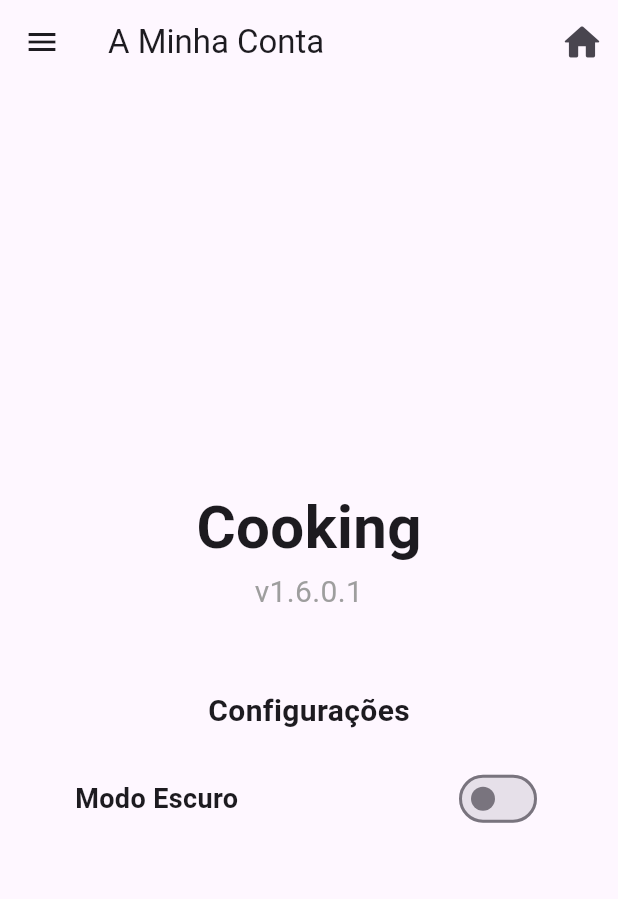
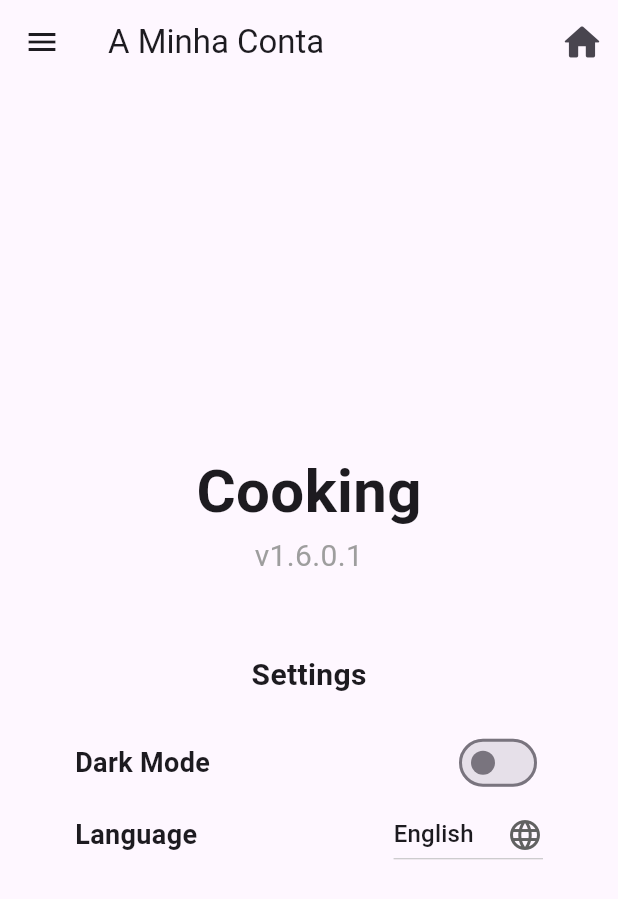
Before and after one commit to devCacti/Cooking, a Flutter app: the screen it shows after launch, item 3 of the bottom bar chosen, on a phone screen of 412 x 824 dp. Shown: the top 899 px of the screen. Run offline on Flutter 3.47's test engine with Material 3 defaults, Android fonts, the phone set to English and light mode, and no system bars; our stand-ins replace flutter_colorpicker, flutter_secure_storage, image_picker; accounts and stored records are empty; generated files the repository leaves out were written again; network calls fail.

Commit message:
Added English language support

```diff
--- /dev/null
+++ b/cookapp/l10n.yaml
@@ -0,0 +1,3 @@
+arb-dir: lib/l10n
+template-arb-file: app_en.arb
+output-localization-file: app_localizations.dart
--- /dev/null
+++ b/cookapp/lib/Classes/app_state.dart
@@ -0,0 +1,43 @@
+import 'package:cookapp/Classes/user.dart';
+import 'package:flutter/material.dart';
+
+class AppState extends ChangeNotifier {
+  User? user;
+  Locale _locale = const Locale('en');
+
+  Locale get locale => _locale;
+  bool get isLoggedIn => user != null;
+
+  // User Related Methods
+  void login(User u) {
+    user = u;
+    notifyListeners();
+  }
+
+  void logout() {
+    user = null;
+    notifyListeners();
+  }
+
+  // Locale Related Methods
+  Locale get currentLocale => _locale;
+
+  // Method extension for Locale to get the language code
+  String get languageCode => _locale.languageCode;
+
+  void setLocale(Locale newLocale) {
+    _locale = newLocale;
+    notifyListeners();
+  }
+
+  static List<DropdownMenuItem<String>> locales = const [
+    DropdownMenuItem(
+      value: 'en',
+      child: Text("English"),
+    ),
+    DropdownMenuItem(
+      value: 'pt',
+      child: Text("Português"),
+    ),
+  ];
+}
--- a/cookapp/lib/Settings/user_settings.dart
+++ b/cookapp/lib/Settings/user_settings.dart
@@ -1,12 +1,16 @@
 // ignore_for_file: unnecessary_const
 
+import 'package:cookapp/Classes/app_state.dart';
 import 'package:cookapp/Classes/server_info.dart';
+import 'package:cookapp/Pages/Elements/drawer_header.dart';
+import 'package:cookapp/Pages/Elements/logged_in_settings.dart';
 import 'package:flutter/material.dart';
+import 'package:provider/provider.dart';
 import '../Classes/user.dart';
 import 'login_page.dart';
 import 'register_page.dart';
-import '../Functions/show_conf_dialog.dart';
 import 'settings.dart';
+import 'package:flutter_gen/gen_l10n/app_localizations.dart';
 
 class UserSettings extends StatefulWidget {
   const UserSettings({super.key});
@@ -40,135 +44,17 @@ class _UserSettingsState extends State<UserSettings> {
 
   bool darkMode = themeNotifier.value == ThemeMode.dark ? true : false;
 
-  //TODO: Add user checking logic, if the user is logged in, show the user information, else, show like if isLogged is false
-  //* TLDR
   @override
   Widget build(BuildContext context) {
-    String name = "${user?.name ?? ""} ${user?.surname ?? ""}";
-
-    final drawerHeader = UserAccountsDrawerHeader(
-      accountName: Text(name == " " ? "Sem Nome" : name),
-      accountEmail: Text("@${user?.username}" == "@" ? "Sem Username" : "@${user?.username}"),
-      currentAccountPicture: const CircleAvatar(
-        child: Icon(Icons.person_rounded, size: 42.0),
-      ),
-      decoration: const BoxDecoration(
-        color: Colors.deepPurpleAccent,
-      ),
-    );
-
-    const anonymousDrawerHeader = UserAccountsDrawerHeader(
-      decoration: BoxDecoration(
-        color: Colors.blueGrey,
-      ),
-      accountName: Text("Utilizador Anónimo"),
-      accountEmail: Text("Faça logon para aceder aos serviços", style: TextStyle(color: Colors.orange)),
-      currentAccountPicture: CircleAvatar(
-        child: Icon(Icons.person, size: 42.0),
-      ),
-    );
+    final appState = context.watch<AppState>();
+    final loc = AppLocalizations.of(context)!;
 
     setState(() {
       isLogged = user!.guid != "";
     });
 
-    final drawerItems = isLogged
-        ? Column(
-            children: [
-              drawerHeader,
-              //* Privacy
-              const Text(
-                "Nenhuma definição disponível",
-                style: TextStyle(
-                  color: Colors.grey,
-                  fontSize: 12.0,
-                ),
-              ),
-              const SizedBox(height: 10.0),
-              ListTile(
-                title: const Text("Privacidade"),
-                leading: const Icon(Icons.remove_red_eye),
-                onTap: () {
-                  Navigator.pop(context);
-                },
-              ),
-
-              //* Divider
-              const Divider(),
-              //* Account Details
-              ListTile(
-                title: const Text("Detalhes da Conta"),
-                leading: const Icon(Icons.account_circle),
-                onTap: () {
-                  Navigator.pop(context);
-                },
-              ),
-              //* Settings
-              ListTile(
-                title: const Text("Definições"),
-                leading: const Icon(Icons.settings),
-                onTap: () {
-                  Navigator.pop(context);
-                },
-              ),
-              //* Divider
-              const Divider(),
-              //* About
-              ListTile(
-                title: const Text("Sobre"),
-                leading: const Icon(Icons.info),
-                onTap: () {
-                  Navigator.pop(context);
-                },
-              ),
-              //* Divider
-              const Divider(),
-              //* Go back button
-              ListTile(
-                title: const Text("Voltar"),
-                leading: const Icon(Icons.arrow_back),
-                onTap: () {
-                  //? Twice so that it closes the drawer and then the page
-                  Navigator.pop(context); // Close the drawer
-                  Navigator.pop(context); // Close the page
-                },
-              ),
-              ListTile(
-                title: const Text("Terminar sessão"),
-                leading: const Icon(
-                  Icons.logout,
-                  color: Colors.red,
-                ),
-                onTap: () async {
-                  await showConfDialog(
-                    context,
-                    "Tem a certeza que quer terminar sessão?",
-                  ).then((value) {
-                    setState(() {
-                      //? This "Sets the state" although it doesn't update anything
-                      //* If the user confirms to log out
-                      if (value) {
-                        // Sets the user as not logged in
-                        isLogged = false;
-
-                        // 'Deletes' the user, only in the files
-                        user!.delete().then((value) {
-                          //? This triggers the setState method so that the ui updates
-                          user!.getInstance().then((value) {
-                            setState(() {
-                              user = value;
-                            });
-                          });
-                        });
-                      }
-                    });
-                  }).then(
-                    (value) => setState,
-                  ); //? This triggers the setState method so that the ui updates
-                },
-              ),
-            ],
-          )
+    final drawerItems = isLogged && user != null
+        ? loggedInSettings(context, user!)
         : ListView(
             children: [
               anonymousDrawerHeader,
@@ -239,7 +125,6 @@ class _UserSettingsState extends State<UserSettings> {
         child: Center(
           child: Padding(
             padding: const EdgeInsets.all(50.0),
-            //TODO: Add user settings widgets, dark mode, notifications, reminders, etc. (Only if the user is logged in)
             child: Column(
               mainAxisAlignment: MainAxisAlignment.center,
               children: [
@@ -250,6 +135,7 @@ class _UserSettingsState extends State<UserSettings> {
                     fontWeight: FontWeight.bold,
                   ),
                 ),
+                // Version text
                 Text(
                   version,
                   style: const TextStyle(
@@ -259,9 +145,9 @@ class _UserSettingsState extends State<UserSettings> {
                   textAlign: TextAlign.center,
                 ),
                 const SizedBox(height: 50),
-                const Text(
-                  "Configurações",
-                  style: TextStyle(
+                Text(
+                  loc.settings,
+                  style: const TextStyle(
                     fontSize: 20,
                     fontWeight: FontWeight.bold,
                   ),
@@ -271,9 +157,9 @@ class _UserSettingsState extends State<UserSettings> {
                 Row(
                   mainAxisAlignment: MainAxisAlignment.spaceBetween,
                   children: [
-                    const Text(
-                      "Modo Escuro",
-                      style: TextStyle(
+                    Text(
+                      loc.darkMode,
+                      style: const TextStyle(
                         fontSize: 18,
                         fontWeight: FontWeight.bold,
                       ),
@@ -291,6 +177,29 @@ class _UserSettingsState extends State<UserSettings> {
                     ),
                   ],
                 ),
+                Row(
+                  children: [
+                    //Language selection
+                    Text(
+                      loc.language,
+                      style: const TextStyle(
+                        fontSize: 18,
+                        fontWeight: FontWeight.bold,
+                      ),
+                    ),
+                    const Spacer(),
+                    DropdownButton<String>(
+                      value: appState.locale.languageCode,
+                      icon: const Icon(Icons.language),
+                      onChanged: (value) {
+                        if (value != null) {
+                          appState.setLocale(Locale(value));
+                        }
+                      },
+                      items: AppState.locales,
+                    ),
+                  ],
+                ),
               ],
             ),
           ),
--- /dev/null
+++ b/cookapp/lib/l10n/app_en.arb
@@ -0,0 +1,30 @@
+{
+  "@@locale": "en",
+  "earlyAccess": "Early Access",
+  "@earlyAccess": {
+    "description": "Label for early access features.",
+    "placeholders": {}
+  },
+  "language": "Language",
+  "@language": {
+    "description": "Label for language selection.",
+    "placeholders": {}
+  },
+  "settings": "Settings",
+  "@settings": {
+    "description": "Label for settings.",
+    "placeholders": {}
+  },
+  "darkMode": "Dark Mode",
+  "@darkMode": {
+    "description": "Label for dark mode toggle.",
+    "placeholders": {}
+  },
+  "account_settings": "Account Settings",
+  "@account_settings": {
+    "description": "Label for account settings.",
+    "placeholders": {}
+  }
+
+
+}
--- /dev/null
+++ b/cookapp/lib/l10n/app_pt.arb
@@ -0,0 +1,29 @@
+{
+  "@@locale": "pt",
+  "earlyAccess": "Acesso Antecipado",
+  "@earlyAccess": {
+    "description": "Label for early access features.",
+    "placeholders": {}
+  },
+  "language": "Idioma",
+  "@language": {
+    "description": "Label for language selection.",
+    "placeholders": {}
+  },
+  "settings": "Configurações",
+  "@settings": {
+    "description": "Label for settings.",
+    "placeholders": {}
+  },
+    "darkMode": "Modo Escuro",
+  "@darkMode": {
+    "description": "Label for dark mode toggle.",
+    "placeholders": {}
+  },
+  "account_settings": "Configurações da Conta",
+  "@account_settings": {
+    "description": "Label for account settings.",
+    "placeholders": {}
+  }
+
+}
--- a/cookapp/lib/main.dart
+++ b/cookapp/lib/main.dart
@@ -1,12 +1,15 @@
 //? Imports
 //import 'package:cookapp/Classes/server_info.dart';
+import 'package:cookapp/Classes/app_state.dart';
 import 'package:cookapp/Pages/Elements/bottom_app_bar.dart';
 import 'package:flutter/material.dart';
+import 'package:provider/provider.dart';
 import 'Functions/server_requests.dart';
 import 'Classes/recipes.dart';
 import 'Pages/Recipe Pages/recipe_detail.dart';
 import 'Classes/user.dart';
 import 'Settings/settings.dart';
+import 'package:flutter_gen/gen_l10n/app_localizations.dart';
 //import 'Pages/new_recipe.dart';
 
 //? Unused Imports
@@ -19,7 +22,10 @@ import 'Settings/settings.dart';
 void main() {
   WidgetsFlutterBinding.ensureInitialized();
   runApp(
-    MyApp(),
+    ChangeNotifierProvider(
+      create: (_) => AppState(),
+      child: const MyApp(),
+    ),
   );
 }
 
@@ -31,13 +37,20 @@ class MyApp extends StatelessWidget {
     return ValueListenableBuilder<ThemeMode>(
       valueListenable: themeNotifier,
       builder: (_, themeMode, __) {
+        return Consumer<AppState>(
+          builder: (context, appState, _) {
             return MaterialApp(
+              locale: appState.locale,
+              localizationsDelegates: AppLocalizations.localizationsDelegates,
+              supportedLocales: AppLocalizations.supportedLocales,
               theme: ThemeData.light(),
               darkTheme: ThemeData.dark(),
               themeMode: themeMode,
               home: MyHomePage(
                 title: 'Cooking',
               ),
+            );
+          },
         );
       },
     );
@@ -54,6 +67,8 @@ class MyHomePage extends StatefulWidget {
 }
 
 class _MyHomePageState extends State<MyHomePage> {
+  //? Multiple language support
+
   //User user = User.defaultU();
   List<Recipe> recommended = [];
   bool rLoaded = false;
@@ -86,9 +101,7 @@ class _MyHomePageState extends State<MyHomePage> {
   void initState() {
     Settings.getDarkMode().then((value) {
       setState(() {
-        themeNotifier.value = value
-            ? ThemeMode.dark
-            : ThemeMode.light; // Set the theme mode based on the settings
+        themeNotifier.value = value ? ThemeMode.dark : ThemeMode.light; // Set the theme mode based on the settings
       });
     });
     User user = User.defaultU();
@@ -113,6 +126,7 @@ class _MyHomePageState extends State<MyHomePage> {
 
   @override
   Widget build(BuildContext context) {
+    final loc = AppLocalizations.of(context)!;
     return Scaffold(
       body: Column(
         children: [
@@ -126,18 +140,18 @@ class _MyHomePageState extends State<MyHomePage> {
                 color: const Color.fromARGB(19, 115, 115, 115),
               ),
               // Early Access Warning
-              child: const ListTile(
+              child: ListTile(
                 title: Text(
-                  'ACESSO ANTECIPADO',
-                  style: TextStyle(fontSize: 20),
+                  loc.earlyAccess,
+                  style: const TextStyle(fontSize: 20),
                   textAlign: TextAlign.center,
                 ),
-                leading: Icon(
+                leading: const Icon(
                   Icons.warning_amber_rounded,
                   color: Colors.red,
                   size: 30,
                 ),
-                trailing: Icon(
+                trailing: const Icon(
                   Icons.warning_amber_rounded,
                   color: Colors.red,
                   size: 30,
@@ -219,18 +233,15 @@ class _MyHomePageState extends State<MyHomePage> {
                       children: [
                         rLoaded
                             ? recommended.isEmpty
-                                ? const Text(
-                                    'Não existem receitas recomendadas')
-                                : const Text(
-                                    'Aqui estão as receitas recomendadas')
+                                ? const Text('Não existem receitas recomendadas')
+                                : const Text('Aqui estão as receitas recomendadas')
                             : const CircularProgressIndicator(),
                       ],
                     ),
                   ),
                 )
               : ConstrainedBox(
-                  constraints: BoxConstraints(
-                      maxHeight: MediaQuery.sizeOf(context).height / 2.5),
+                  constraints: BoxConstraints(maxHeight: MediaQuery.sizeOf(context).height / 2.5),
                   child: CarouselView.weighted(
                     controller: CarouselController(),
                     itemSnapping: true,
--- a/cookapp/pubspec.yaml
+++ b/cookapp/pubspec.yaml
@@ -31,6 +31,9 @@ dependencies:
   image_picker: ^1.1.2
   flutter:
     sdk: flutter
+  flutter_localizations:
+    sdk: flutter
+  intl: any
   cached_network_image:
   shared_preferences: ^2.0.6
   flutter_speed_dial: ^7.0.0
@@ -44,6 +47,7 @@ dependencies:
   flutter_secure_storage: ^10.0.0-beta.4
   http: ^1.2.0
   http_parser: ^4.1.2
+  provider: ^6.1.5
 
 dev_dependencies:
   flutter_test:
@@ -65,6 +69,7 @@ flutter:
   # included with your application, so that you can use the icons in
   # the material Icons class.
   uses-material-design: true
+  generate: true
 
   assets:
     - Assets/Images/placeholder.png
```
Also changed, not shown: cookapp/lib/Classes/custom_scroll_physics.dart (added, +17 -0 lines), cookapp/lib/Pages/Elements/drawer_header.dart (added, +28 -0 lines), cookapp/lib/Pages/Elements/logged_in_settings.dart (added, +82 -0 lines), cookapp/pubspec.lock, 1 other file. Lines whose indentation alone changed are shown as unchanged.
